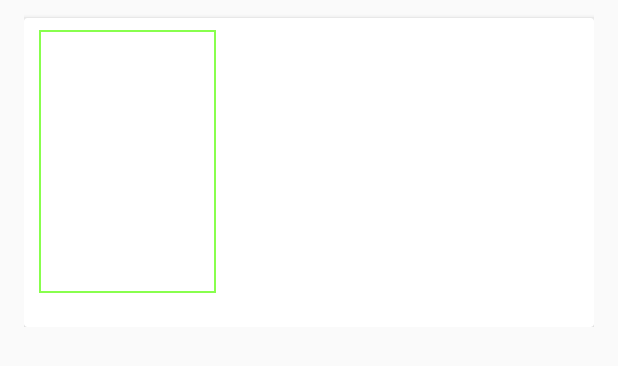
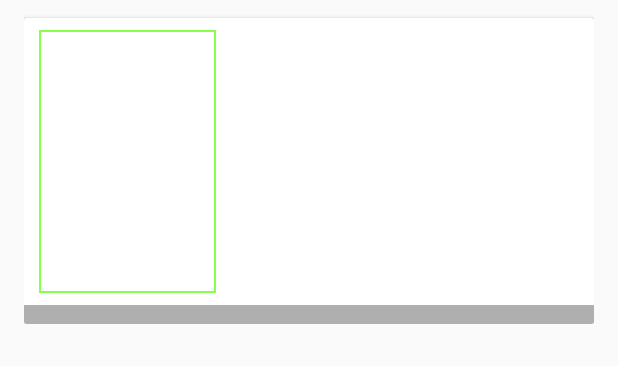
Before and after one commit to OrenScheer/Find-My-Representatives, an Android app: the layout recyclerview_item_row.xml on its own in the app's theme, with its tools: preview values and no code run, on a phone screen of 412 x 824 dp. Shown: the top 366 px of the screen. Run offline under Robolectric (Android 15) with nearby library versions, the phone set to English and light mode, and no system bars.

Commit message:
Add colour bar at bottom of card

```diff
--- a/app/src/main/res/layout/activity_results.xml
+++ b/app/src/main/res/layout/activity_results.xml
@@ -4,6 +4,7 @@
     xmlns:tools="http://schemas.android.com/tools"
     android:layout_width="match_parent"
     android:layout_height="match_parent"
+    android:background="#F0F0F0"
     tools:context=".ResultsActivity">
 
     <LinearLayout
@@ -58,9 +59,9 @@
         android:gravity="center"
         android:text="@string/invalid_go_back"
         android:visibility="gone"
+        app:layout_constraintLeft_toLeftOf="parent"
+        app:layout_constraintRight_toRightOf="parent"
         app:layout_constraintTop_toBottomOf="@+id/invalid_code"
-        app:layout_constraintRight_toRightOf="parent"
-        app:layout_constraintLeft_toLeftOf="parent"
         tools:layout_editor_absoluteX="1dp" />
 
 </androidx.constraintlayout.widget.ConstraintLayout>
--- a/app/src/main/res/layout/recyclerview_item_row.xml
+++ b/app/src/main/res/layout/recyclerview_item_row.xml
@@ -11,7 +11,7 @@
     <androidx.cardview.widget.CardView
         android:id="@+id/repCard"
         android:layout_width="match_parent"
-        android:layout_height="206dp"
+        android:layout_height="204dp"
         android:layout_marginTop="12dp"
         app:cardBackgroundColor="#FFFFFF"
         app:layout_constraintTop_toTopOf="parent">
@@ -86,7 +86,19 @@
                     app:layout_constraintTop_toTopOf="parent"
                     app:layout_constraintVertical_chainStyle="spread_inside"
                     tools:layout_editor_absoluteX="5dp" />
+
             </androidx.constraintlayout.widget.ConstraintLayout>
+
+            <LinearLayout
+                android:layout_width="match_parent"
+                android:layout_height="13dp"
+                android:layout_marginTop="8dp"
+                android:background="#AFAFAF"
+                android:orientation="vertical"
+                app:layout_constraintBottom_toBottomOf="parent"
+                app:layout_constraintEnd_toEndOf="parent"
+                app:layout_constraintStart_toStartOf="parent"
+                app:layout_constraintTop_toBottomOf="@+id/rep_portrait" />
 
         </androidx.constraintlayout.widget.ConstraintLayout>
 
```
